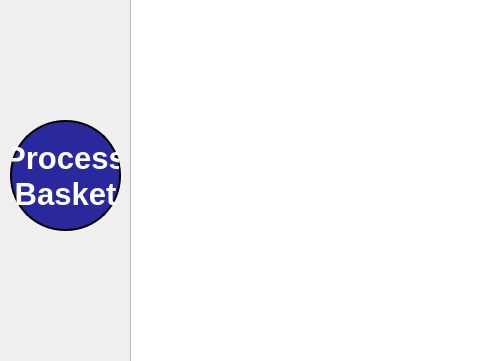
Before: the Qt Designer form mainwindow.ui in renesas-rz/rzg-shopping-basket-demo, drawn with Qt 5; both pictures show x 0 to 480 and y 155 to 516 of the 1360 by 650 pixel window.
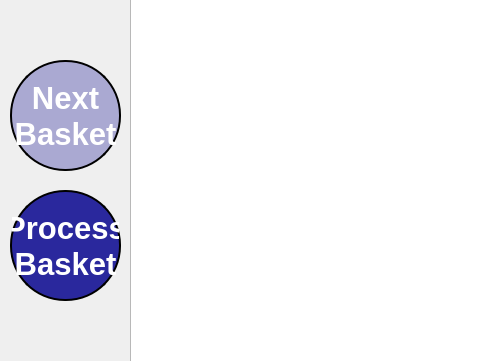
After: the same form once the commit is applied.

Commit message: ui: Add Next Basket button

```diff
--- a/mainwindow.ui
+++ b/mainwindow.ui
@@ -59,7 +59,7 @@
     <property name="geometry">
      <rect>
       <x>10</x>
-      <y>250</y>
+      <y>320</y>
       <width>111</width>
       <height>111</height>
      </rect>
@@ -253,6 +253,54 @@
      <string>Total Items:</string>
     </property>
    </widget>
+   <widget class="QPushButton" name="pushButtonNextBasket">
+    <property name="geometry">
+     <rect>
+      <x>10</x>
+      <y>190</y>
+      <width>111</width>
+      <height>111</height>
+     </rect>
+    </property>
+    <property name="sizePolicy">
+     <sizepolicy hsizetype="Fixed" vsizetype="Fixed">
+      <horstretch>1</horstretch>
+      <verstretch>0</verstretch>
+     </sizepolicy>
+    </property>
+    <property name="font">
+     <font>
+      <pointsize>23</pointsize>
+      <weight>75</weight>
+      <italic>false</italic>
+      <bold>true</bold>
+      <underline>false</underline>
+      <strikeout>false</strikeout>
+      <kerning>false</kerning>
+     </font>
+    </property>
+    <property name="toolTip">
+     <string/>
+    </property>
+    <property name="styleSheet">
+     <string notr="true">background-color: rgb(42, 40, 157,90);
+color: rgb(255, 255, 255);
+border: 2px;
+border-radius: 55px;
+border-style: outset;
+</string>
+    </property>
+    <property name="text">
+     <string>Next
+Basket</string>
+    </property>
+    <property name="checkable">
+     <bool>true</bool>
+    </property>
+    <property name="checked">
+     <bool>false</bool>
+    </property>
+   </widget>
   </widget>
   <widget class="QMenuBar" name="menuBar">
    <property name="geometry">
```
The commit also changes 2 other files.
